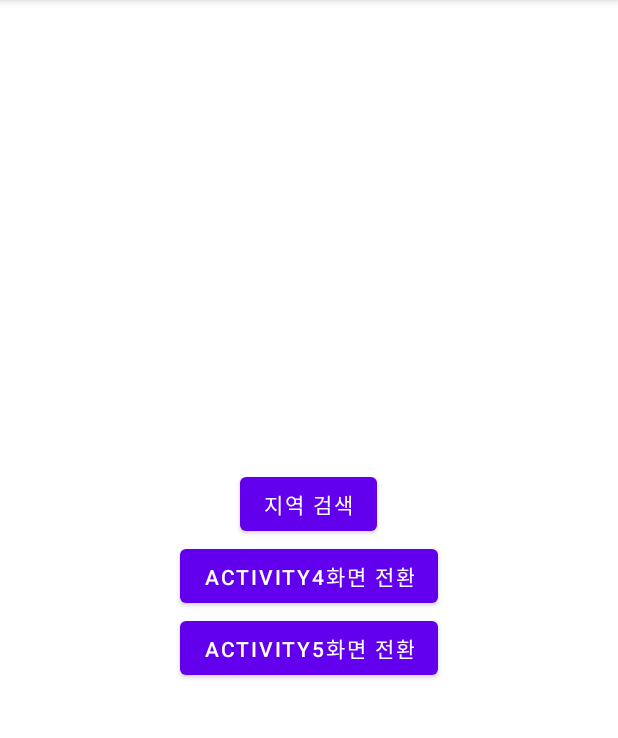
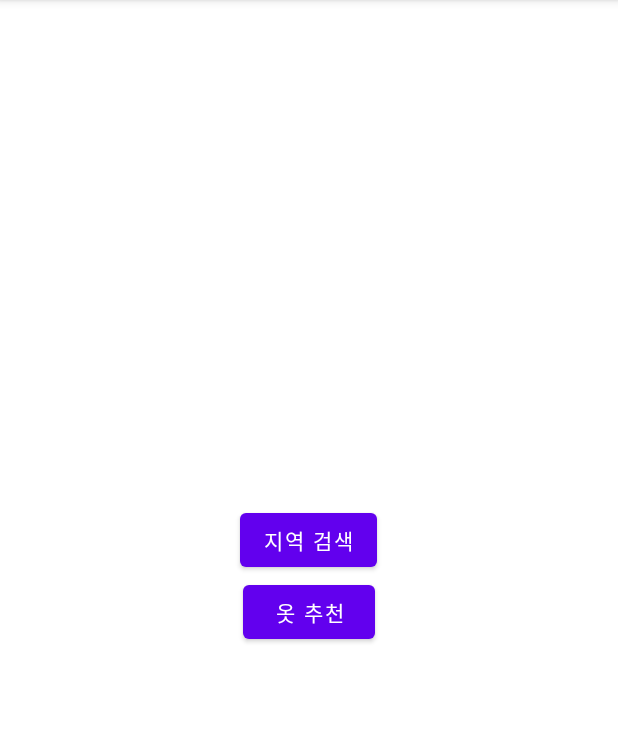
Before and after one commit to skfladl2/WeatherWear, an Android app: the screen it shows after launch (MainActivity2), on a phone screen of 412 x 824 dp, the part 84-822 px from its top. Run offline under Robolectric (Android 15) with nearby library versions, the phone set to English and light mode, and no system bars.

Commit message:
Update activity_main2.xml

```diff
--- a/app/src/main/res/layout/activity_main2.xml
+++ b/app/src/main/res/layout/activity_main2.xml
@@ -19,17 +19,11 @@
         android:id="@+id/button2"
         android:layout_width="wrap_content"
         android:layout_height="wrap_content"
-        android:text="Activity4화면 전환"
-        tools:latout_editor_absoluteX="147dp"
-        tools:latout_editor_absoluteY="197dp"/>
-    <Button
-        android:id="@+id/button3"
-        android:layout_width="wrap_content"
-        android:layout_height="wrap_content"
-        android:text="Activity5화면 전환"
+        android:text="옷 추천"
         tools:latout_editor_absoluteX="147dp"
         tools:latout_editor_absoluteY="197dp"/>
 
 
 
+
 </LinearLayout>
```
